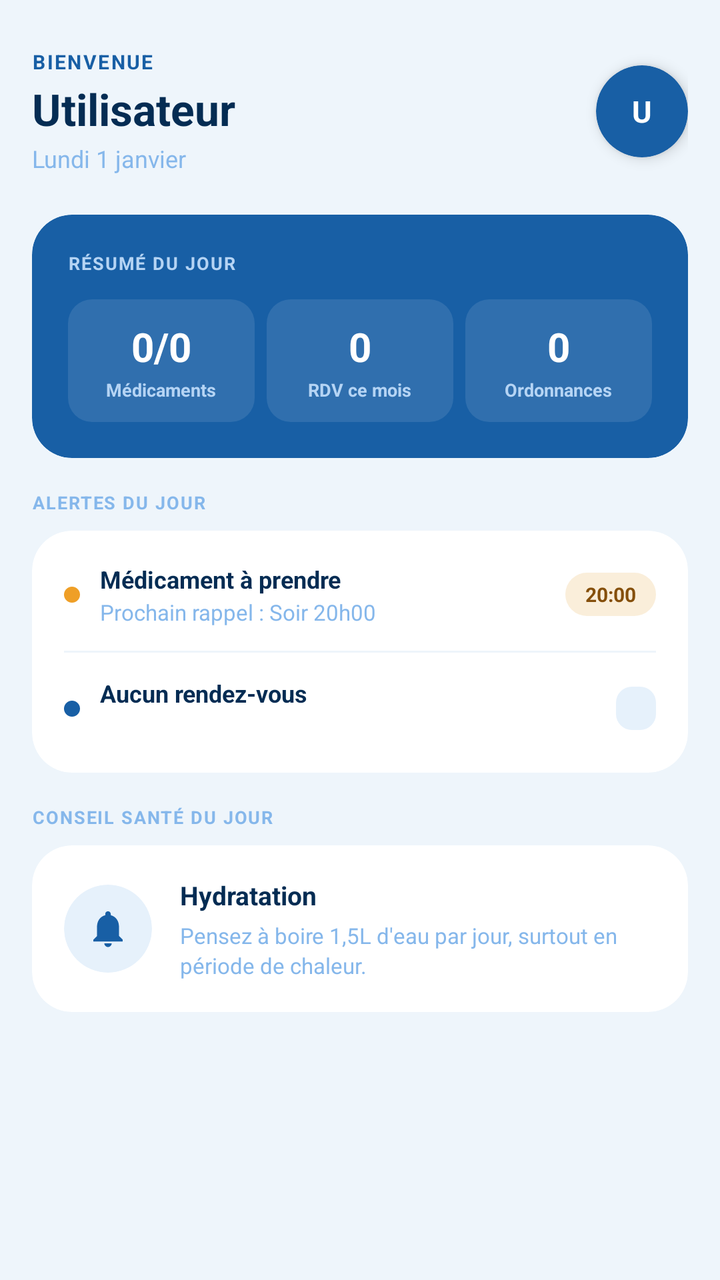
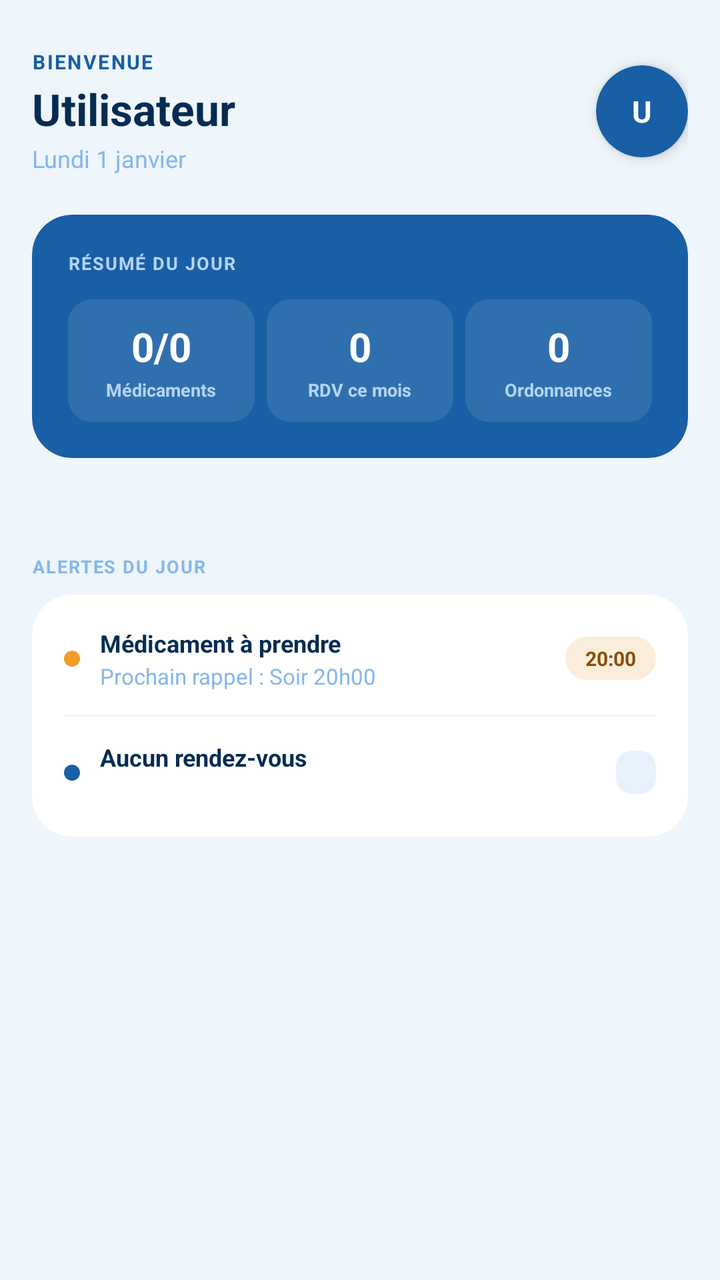

Before-and-after screenshots of an Android layout around one commit, followed by the original layout XML and the change that was made.
<!-- AndroidManifest.xml: application theme Theme.Se77a -->
<!-- res/layout/fragment_home.xml -->
<?xml version="1.0" encoding="utf-8"?>
<ScrollView xmlns:android="http://schemas.android.com/apk/res/android"
    xmlns:app="http://schemas.android.com/apk/res-auto"
    android:layout_width="match_parent"
    android:layout_height="match_parent"
    android:background="#EEF5FB"
    android:fillViewport="true">

    <LinearLayout
        android:layout_width="match_parent"
        android:layout_height="wrap_content"
        android:orientation="vertical"
        android:padding="16dp">

        
        <RelativeLayout
            android:layout_width="match_parent"
            android:layout_height="wrap_content"
            android:layout_marginTop="8dp"
            android:layout_marginBottom="20dp">

            <LinearLayout
                android:layout_width="wrap_content"
                android:layout_height="wrap_content"
                android:layout_centerVertical="true"
                android:layout_alignParentStart="true"
                android:orientation="vertical">

                <TextView
                    android:layout_width="wrap_content"
                    android:layout_height="wrap_content"
                    android:text="BIENVENUE"
                    android:textColor="#185FA5"
                    android:textSize="10sp"
                    android:textStyle="bold"
                    android:letterSpacing="0.08"/>

                <TextView
                    android:id="@+id/tv_username"
                    android:layout_width="wrap_content"
                    android:layout_height="wrap_content"
                    android:text="Utilisateur"
                    android:textColor="#042C53"
                    android:textSize="22sp"
                    android:textStyle="bold"
                    android:layout_marginTop="2dp"/>

                <TextView
                    android:id="@+id/tv_date"
                    android:layout_width="wrap_content"
                    android:layout_height="wrap_content"
                    android:text="Lundi 1 janvier"
                    android:textColor="#85B7EB"
                    android:textSize="12sp"
                    android:layout_marginTop="2dp"/>
            </LinearLayout>

            
            <androidx.cardview.widget.CardView
                android:layout_width="46dp"
                android:layout_height="46dp"
                android:layout_alignParentEnd="true"
                android:layout_centerVertical="true"
                app:cardCornerRadius="23dp"
                app:cardElevation="4dp"
                app:cardBackgroundColor="#185FA5">

                <TextView
                    android:id="@+id/tv_avatar_initials"
                    android:layout_width="wrap_content"
                    android:layout_height="wrap_content"
                    android:layout_gravity="center"
                    android:text="U"
                    android:textColor="#FFFFFF"
                    android:textSize="15sp"
                    android:textStyle="bold"/>
            </androidx.cardview.widget.CardView>

        </RelativeLayout>

        
        <androidx.cardview.widget.CardView
            android:layout_width="match_parent"
            android:layout_height="wrap_content"
            android:layout_marginBottom="16dp"
            app:cardCornerRadius="20dp"
            app:cardElevation="0dp"
            app:cardBackgroundColor="#185FA5">

            <LinearLayout
                android:layout_width="match_parent"
                android:layout_height="wrap_content"
                android:orientation="vertical"
                android:padding="18dp">

                <TextView
                    android:layout_width="wrap_content"
                    android:layout_height="wrap_content"
                    android:text="RÉSUMÉ DU JOUR"
                    android:textColor="#B5D4F4"
                    android:textSize="9sp"
                    android:textStyle="bold"
                    android:letterSpacing="0.07"
                    android:layout_marginBottom="12dp"/>

                <LinearLayout
                    android:layout_width="match_parent"
                    android:layout_height="wrap_content"
                    android:orientation="horizontal"
                    android:weightSum="3">

                    
                    <LinearLayout
                        android:layout_width="0dp"
                        android:layout_height="wrap_content"
                        android:layout_weight="1"
                        android:orientation="vertical"
                        android:gravity="center"
                        android:background="@drawable/bg_stat_white_alpha"
                        android:layout_marginEnd="6dp"
                        android:padding="10dp">

                        <TextView
                            android:id="@+id/tv_med_progress"
                            android:layout_width="wrap_content"
                            android:layout_height="wrap_content"
                            android:text="0/0"
                            android:textColor="#FFFFFF"
                            android:textSize="20sp"
                            android:textStyle="bold"/>

                        <TextView
                            android:layout_width="wrap_content"
                            android:layout_height="wrap_content"
                            android:text="Médicaments"
                            android:textColor="#B5D4F4"
                            android:textSize="9sp"
                            android:textStyle="bold"
                            android:gravity="center"
                            android:layout_marginTop="2dp"/>
                    </LinearLayout>

                    
                    <LinearLayout
                        android:layout_width="0dp"
                        android:layout_height="wrap_content"
                        android:layout_weight="1"
                        android:orientation="vertical"
                        android:gravity="center"
                        android:background="@drawable/bg_stat_white_alpha"
                        android:layout_marginEnd="6dp"
                        android:padding="10dp">

                        <TextView
                            android:id="@+id/tv_rdv_count"
                            android:layout_width="wrap_content"
                            android:layout_height="wrap_content"
                            android:text="0"
                            android:textColor="#FFFFFF"
                            android:textSize="20sp"
                            android:textStyle="bold"/>

                        <TextView
                            android:layout_width="wrap_content"
                            android:layout_height="wrap_content"
                            android:text="RDV ce mois"
                            android:textColor="#B5D4F4"
                            android:textSize="9sp"
                            android:textStyle="bold"
                            android:gravity="center"
                            android:layout_marginTop="2dp"/>
                    </LinearLayout>

                    
                    <LinearLayout
                        android:layout_width="0dp"
                        android:layout_height="wrap_content"
                        android:layout_weight="1"
                        android:orientation="vertical"
                        android:gravity="center"
                        android:background="@drawable/bg_stat_white_alpha"
                        android:padding="10dp">

                        <TextView
                            android:id="@+id/tv_ordo_count"
                            android:layout_width="wrap_content"
                            android:layout_height="wrap_content"
                            android:text="0"
                            android:textColor="#FFFFFF"
                            android:textSize="20sp"
                            android:textStyle="bold"/>

                        <TextView
                            android:layout_width="wrap_content"
                            android:layout_height="wrap_content"
                            android:text="Ordonnances"
                            android:textColor="#B5D4F4"
                            android:textSize="9sp"
                            android:textStyle="bold"
                            android:gravity="center"
                            android:layout_marginTop="2dp"/>
                    </LinearLayout>

                </LinearLayout>
            </LinearLayout>
        </androidx.cardview.widget.CardView>

        
        <TextView
            android:layout_width="wrap_content"
            android:layout_height="wrap_content"
            android:text="ALERTES DU JOUR"
            android:textColor="#85B7EB"
            android:textSize="9sp"
            android:textStyle="bold"
            android:letterSpacing="0.07"
            android:layout_marginBottom="8dp"/>

        <androidx.cardview.widget.CardView
            android:id="@+id/card_alertes"
            android:layout_width="match_parent"
            android:layout_height="wrap_content"
            android:layout_marginBottom="16dp"
            app:cardCornerRadius="20dp"
            app:cardElevation="0dp"
            app:cardBackgroundColor="#FFFFFF">

            <LinearLayout
                android:layout_width="match_parent"
                android:layout_height="wrap_content"
                android:orientation="vertical"
                android:padding="16dp">

                
                <LinearLayout
                    android:layout_width="match_parent"
                    android:layout_height="wrap_content"
                    android:orientation="horizontal"
                    android:gravity="center_vertical"
                    android:layout_marginBottom="12dp">

                    <View
                        android:layout_width="8dp"
                        android:layout_height="8dp"
                        android:background="@drawable/bg_dot_orange"
                        android:layout_marginEnd="10dp"/>

                    <LinearLayout
                        android:layout_width="0dp"
                        android:layout_height="wrap_content"
                        android:layout_weight="1"
                        android:orientation="vertical">

                        <TextView
                            android:layout_width="wrap_content"
                            android:layout_height="wrap_content"
                            android:text="Médicament à prendre"
                            android:textColor="#042C53"
                            android:textSize="12sp"
                            android:textStyle="bold"/>

                        <TextView
                            android:id="@+id/tv_alerte_med_detail"
                            android:layout_width="wrap_content"
                            android:layout_height="wrap_content"
                            android:text="Prochain rappel : Soir 20h00"
                            android:textColor="#85B7EB"
                            android:textSize="11sp"
                            android:layout_marginTop="1dp"/>
                    </LinearLayout>

                    <TextView
                        android:id="@+id/tv_alerte_med_heure"
                        android:layout_width="wrap_content"
                        android:layout_height="wrap_content"
                        android:text="20:00"
                        android:textColor="#854F0B"
                        android:textSize="10sp"
                        android:textStyle="bold"
                        android:background="@drawable/bg_badge_orange_light"
                        android:paddingStart="10dp"
                        android:paddingEnd="10dp"
                        android:paddingTop="4dp"
                        android:paddingBottom="4dp"/>
                </LinearLayout>

                
                <View
                    android:layout_width="match_parent"
                    android:layout_height="1dp"
                    android:background="#EEF5FB"
                    android:layout_marginBottom="12dp"/>

                
                <LinearLayout
                    android:layout_width="match_parent"
                    android:layout_height="wrap_content"
                    android:orientation="horizontal"
                    android:gravity="center_vertical">

                    <View
                        android:layout_width="8dp"
                        android:layout_height="8dp"
                        android:background="@drawable/bg_dot_blue"
                        android:layout_marginEnd="10dp"/>

                    <LinearLayout
                        android:layout_width="0dp"
                        android:layout_height="wrap_content"
                        android:layout_weight="1"
                        android:orientation="vertical">

                        <TextView
                            android:id="@+id/tv_alerte_rdv_doctor"
                            android:layout_width="wrap_content"
                            android:layout_height="wrap_content"
                            android:text="Aucun rendez-vous"
                            android:textColor="#042C53"
                            android:textSize="12sp"
                            android:textStyle="bold"/>

                        <TextView
                            android:id="@+id/tv_alerte_rdv_specialty"
                            android:layout_width="wrap_content"
                            android:layout_height="wrap_content"
                            android:text=""
                            android:textColor="#85B7EB"
                            android:textSize="11sp"
                            android:layout_marginTop="1dp"/>
                    </LinearLayout>

                    <TextView
                        android:id="@+id/tv_alerte_rdv_countdown"
                        android:layout_width="wrap_content"
                        android:layout_height="wrap_content"
                        android:text=""
                        android:textColor="#185FA5"
                        android:textSize="10sp"
                        android:textStyle="bold"
                        android:background="@drawable/bg_badge_blue_light"
                        android:paddingStart="10dp"
                        android:paddingEnd="10dp"
                        android:paddingTop="4dp"
                        android:paddingBottom="4dp"/>
                </LinearLayout>

            </LinearLayout>
        </androidx.cardview.widget.CardView>

        
        <TextView
            android:layout_width="wrap_content"
            android:layout_height="wrap_content"
            android:text="CONSEIL SANTÉ DU JOUR"
            android:textColor="#85B7EB"
            android:textSize="9sp"
            android:textStyle="bold"
            android:letterSpacing="0.07"
            android:layout_marginBottom="8dp"/>

        <androidx.cardview.widget.CardView
            android:id="@+id/card_conseil"
            android:layout_width="match_parent"
            android:layout_height="wrap_content"
            android:layout_marginBottom="8dp"
            app:cardCornerRadius="20dp"
            app:cardElevation="0dp"
            app:cardBackgroundColor="#FFFFFF">

            <LinearLayout
                android:layout_width="match_parent"
                android:layout_height="wrap_content"
                android:orientation="horizontal"
                android:gravity="center_vertical"
                android:padding="16dp">

                
                <androidx.cardview.widget.CardView
                    android:layout_width="44dp"
                    android:layout_height="44dp"
                    android:layout_marginEnd="14dp"
                    app:cardCornerRadius="22dp"
                    app:cardElevation="0dp"
                    app:cardBackgroundColor="#E6F1FB">

                    <ImageView
                        android:layout_width="22dp"
                        android:layout_height="22dp"
                        android:layout_gravity="center"
                        android:src="@drawable/ic_notification"
                        app:tint="#185FA5"
                        android:contentDescription="Conseil"/>
                </androidx.cardview.widget.CardView>

                <LinearLayout
                    android:layout_width="0dp"
                    android:layout_height="wrap_content"
                    android:layout_weight="1"
                    android:orientation="vertical">

                    <TextView
                        android:id="@+id/tv_conseil_titre"
                        android:layout_width="wrap_content"
                        android:layout_height="wrap_content"
                        android:text="Hydratation"
                        android:textColor="#042C53"
                        android:textSize="13sp"
                        android:textStyle="bold"
                        android:layout_marginBottom="4dp"/>

                    <TextView
                        android:id="@+id/tv_conseil_texte"
                        android:layout_width="wrap_content"
                        android:layout_height="wrap_content"
                        android:text="Pensez à boire 1,5L d'eau par jour, surtout en période de chaleur."
                        android:textColor="#85B7EB"
                        android:textSize="11sp"
                        android:lineSpacingExtra="2dp"/>
                </LinearLayout>

            </LinearLayout>
        </androidx.cardview.widget.CardView>

    </LinearLayout>
</ScrollView>
<!-- resources referenced by this layout -->
<resources>
  <!-- drawable bg_badge_blue_light (drawable) -->
  <?xml version="1.0" encoding="utf-8"?>
  <shape xmlns:android="http://schemas.android.com/apk/res/android"
      android:shape="rectangle">
      <solid android:color="#E6F1FB"/>
      <corners android:radius="8dp"/>
  </shape>
  <!-- drawable bg_badge_orange_light (drawable) -->
  <?xml version="1.0" encoding="utf-8"?>
  <shape xmlns:android="http://schemas.android.com/apk/res/android"
      android:shape="rectangle">
      <solid android:color="#FAEEDA"/>
      <corners android:radius="20dp"/>
  </shape>
  <!-- drawable bg_dot_blue (drawable) -->
  <?xml version="1.0" encoding="utf-8"?>
  <shape xmlns:android="http://schemas.android.com/apk/res/android"
      android:shape="oval">
      <solid android:color="#185FA5"/>
      <size
          android:width="8dp"
          android:height="8dp"/>
  </shape>
  <!-- drawable bg_dot_orange (drawable) -->
  <?xml version="1.0" encoding="utf-8"?>
  <shape xmlns:android="http://schemas.android.com/apk/res/android"
      android:shape="oval">
      <solid android:color="#EF9F27"/>
      <size
          android:width="8dp"
          android:height="8dp"/>
  </shape>
  <!-- drawable bg_stat_white_alpha (drawable) -->
  <?xml version="1.0" encoding="utf-8"?>
  <shape xmlns:android="http://schemas.android.com/apk/res/android"
      android:shape="rectangle">
      <solid android:color="#1AFFFFFF"/>
      <corners android:radius="12dp"/>
  </shape>
  <!-- drawable ic_notification (drawable) -->
  <vector xmlns:android="http://schemas.android.com/apk/res/android"
      android:width="24dp"
      android:height="24dp"
      android:viewportWidth="24"
      android:viewportHeight="24">
      <path
          android:fillColor="#001B48"
          android:pathData="M12,22c1.1,0 2,-0.9 2,-2h-4c0,1.1 0.9,2 2,2zM18,16v-5c0,-3.07 -1.63,-5.64 -4.5,-6.32L13.5,4c0,-0.83 -0.67,-1.5 -1.5,-1.5s-1.5,0.67 -1.5,1.5v0.68C7.64,5.36 6,7.92 6,11v5l-2,2v1h16v-1l-2,-2z"/>
  </vector>
  <style name="Theme.Se77a" parent="Base.Theme.Se77a" />
  <style name="Base.Theme.Se77a" parent="Theme.Material3.DayNight.NoActionBar">
          
          
      </style>
</resources>

<!-- the commit's change to res/layout/fragment_home.xml (unified diff, before → after) -->
@@ -204,6 +204,20 @@
                 </LinearLayout>
             </LinearLayout>
         </androidx.cardview.widget.CardView>
+
+        
+        <FrameLayout
+            android:id="@+id/health_tip_container"
+            android:layout_width="match_parent"
+            android:layout_height="wrap_content"
+            android:layout_marginBottom="16dp" />
+
+        
+        <FrameLayout
+            android:id="@+id/chart_container"
+            android:layout_width="match_parent"
+            android:layout_height="wrap_content"
+            android:layout_marginBottom="16dp" />
 
         
         <TextView
@@ -347,79 +361,5 @@
             </LinearLayout>
         </androidx.cardview.widget.CardView>
 
-        
-        <TextView
-            android:layout_width="wrap_content"
-            android:layout_height="wrap_content"
-            android:text="CONSEIL SANTÉ DU JOUR"
-            android:textColor="#85B7EB"
-            android:textSize="9sp"
-            android:textStyle="bold"
-            android:letterSpacing="0.07"
-            android:layout_marginBottom="8dp"/>
-
-        <androidx.cardview.widget.CardView
-            android:id="@+id/card_conseil"
-            android:layout_width="match_parent"
-            android:layout_height="wrap_content"
-            android:layout_marginBottom="8dp"
-            app:cardCornerRadius="20dp"
-            app:cardElevation="0dp"
-            app:cardBackgroundColor="#FFFFFF">
-
-            <LinearLayout
-                android:layout_width="match_parent"
-                android:layout_height="wrap_content"
-                android:orientation="horizontal"
-                android:gravity="center_vertical"
-                android:padding="16dp">
-
-                
-                <androidx.cardview.widget.CardView
-                    android:layout_width="44dp"
-                    android:layout_height="44dp"
-                    android:layout_marginEnd="14dp"
-                    app:cardCornerRadius="22dp"
-                    app:cardElevation="0dp"
-                    app:cardBackgroundColor="#E6F1FB">
-
-                    <ImageView
-                        android:layout_width="22dp"
-                        android:layout_height="22dp"
-                        android:layout_gravity="center"
-                        android:src="@drawable/ic_notification"
-                        app:tint="#185FA5"
-                        android:contentDescription="Conseil"/>
-                </androidx.cardview.widget.CardView>
-
-                <LinearLayout
-                    android:layout_width="0dp"
-                    android:layout_height="wrap_content"
-                    android:layout_weight="1"
-                    android:orientation="vertical">
-
-                    <TextView
-                        android:id="@+id/tv_conseil_titre"
-                        android:layout_width="wrap_content"
-                        android:layout_height="wrap_content"
-                        android:text="Hydratation"
-                        android:textColor="#042C53"
-                        android:textSize="13sp"
-                        android:textStyle="bold"
-                        android:layout_marginBottom="4dp"/>
-
-                    <TextView
-                        android:id="@+id/tv_conseil_texte"
-                        android:layout_width="wrap_content"
-                        android:layout_height="wrap_content"
-                        android:text="Pensez à boire 1,5L d'eau par jour, surtout en période de chaleur."
-                        android:textColor="#85B7EB"
-                        android:textSize="11sp"
-                        android:lineSpacingExtra="2dp"/>
-                </LinearLayout>
-
-            </LinearLayout>
-        </androidx.cardview.widget.CardView>
-
     </LinearLayout>
 </ScrollView>
<!-- resource entries referenced after the edit -->
@@ -39,16 +39,6 @@
       <solid android:color="#1AFFFFFF"/>
       <corners android:radius="12dp"/>
   </shape>
-  <!-- drawable ic_notification (drawable) -->
-  <vector xmlns:android="http://schemas.android.com/apk/res/android"
-      android:width="24dp"
-      android:height="24dp"
-      android:viewportWidth="24"
-      android:viewportHeight="24">
-      <path
-          android:fillColor="#001B48"
-          android:pathData="M12,22c1.1,0 2,-0.9 2,-2h-4c0,1.1 0.9,2 2,2zM18,16v-5c0,-3.07 -1.63,-5.64 -4.5,-6.32L13.5,4c0,-0.83 -0.67,-1.5 -1.5,-1.5s-1.5,0.67 -1.5,1.5v0.68C7.64,5.36 6,7.92 6,11v5l-2,2v1h16v-1l-2,-2z"/>
-  </vector>
   <style name="Theme.Se77a" parent="Base.Theme.Se77a" />
   <style name="Base.Theme.Se77a" parent="Theme.Material3.DayNight.NoActionBar">
           
